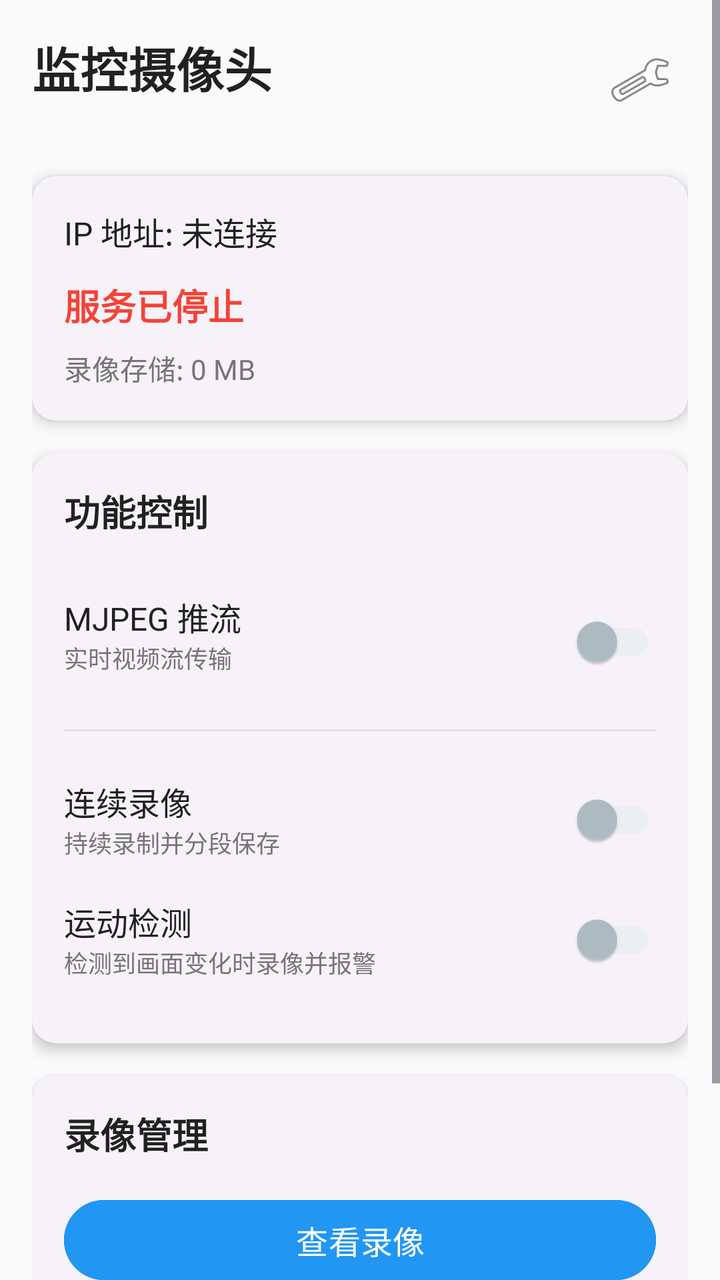
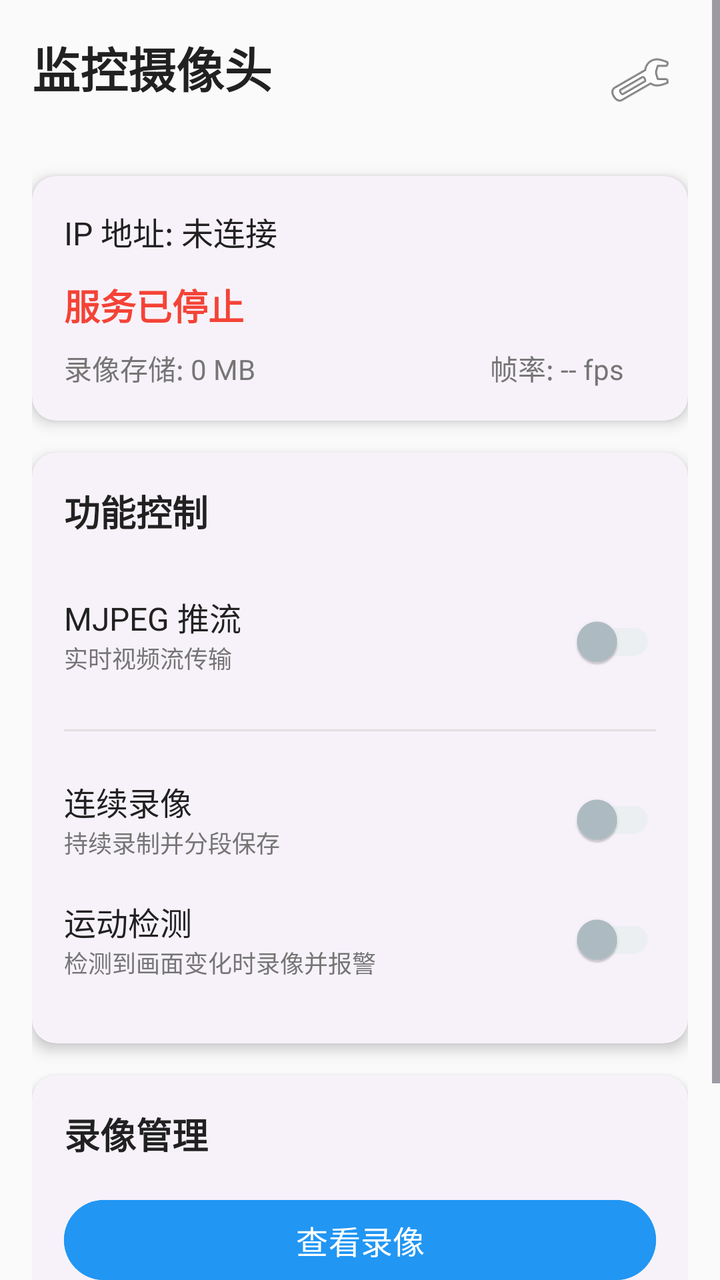

Two renders of the same Android screen: before a commit and after it. Below are the layout's source before the change and the commit's diff.
<!-- AndroidManifest.xml: application theme Theme.SelfCamMonitor -->
<!-- res/layout/activity_main.xml -->
<?xml version="1.0" encoding="utf-8"?>
<ScrollView xmlns:android="http://schemas.android.com/apk/res/android"
    android:layout_width="match_parent"
    android:layout_height="match_parent"
    xmlns:app="http://schemas.android.com/apk/res-auto"
    android:background="@color/background_light"
    android:fitsSystemWindows="true">

    <LinearLayout
        android:layout_width="match_parent"
        android:layout_height="wrap_content"
        android:orientation="vertical"
        android:padding="16dp">

        
        <LinearLayout
            android:layout_width="match_parent"
            android:layout_height="wrap_content"
            android:orientation="horizontal"
            android:layout_marginBottom="24dp">

            <TextView
                android:layout_width="0dp"
                android:layout_height="wrap_content"
                android:layout_weight="1"
                android:text="监控摄像头"
                android:textSize="24sp"
                android:textStyle="bold"
                android:textColor="@color/text_primary" />

            <ImageButton
                android:id="@+id/btnSettings"
                android:layout_width="48dp"
                android:layout_height="48dp"
                android:src="@android:drawable/ic_menu_manage"
                android:background="?attr/selectableItemBackgroundBorderless"
                android:contentDescription="设置" />
        </LinearLayout>

        
        <androidx.cardview.widget.CardView
            android:layout_width="match_parent"
            android:layout_height="wrap_content"
            android:layout_marginBottom="16dp"
            app:cardCornerRadius="12dp"
            app:cardElevation="4dp">

            <LinearLayout
                android:layout_width="match_parent"
                android:layout_height="wrap_content"
                android:orientation="vertical"
                android:padding="16dp">

                <TextView
                    android:id="@+id/tvIpAddress"
                    android:layout_width="match_parent"
                    android:layout_height="wrap_content"
                    android:text="IP 地址: 未连接"
                    android:textSize="16sp"
                    android:textColor="@color/text_primary"
                    android:layout_marginBottom="12dp" />

                <TextView
                    android:id="@+id/tvStatus"
                    android:layout_width="match_parent"
                    android:layout_height="wrap_content"
                    android:text="服务已停止"
                    android:textColor="@color/status_stopped"
                    android:textSize="18sp"
                    android:textStyle="bold" />

                <TextView
                    android:id="@+id/tvStorage"
                    android:layout_width="match_parent"
                    android:layout_height="wrap_content"
                    android:text="录像存储: 0 MB"
                    android:textSize="14sp"
                    android:textColor="@color/text_secondary"
                    android:layout_marginTop="8dp" />
            </LinearLayout>
        </androidx.cardview.widget.CardView>

        
        <androidx.cardview.widget.CardView
            android:layout_width="match_parent"
            android:layout_height="wrap_content"
            android:layout_marginBottom="16dp"
            app:cardCornerRadius="12dp"
            app:cardElevation="4dp">

            <LinearLayout
                android:layout_width="match_parent"
                android:layout_height="wrap_content"
                android:orientation="vertical"
                android:padding="16dp">

                <TextView
                    android:layout_width="match_parent"
                    android:layout_height="wrap_content"
                    android:text="功能控制"
                    android:textSize="18sp"
                    android:textStyle="bold"
                    android:textColor="@color/text_primary"
                    android:layout_marginBottom="16dp" />

                <LinearLayout
                    android:layout_width="match_parent"
                    android:layout_height="wrap_content"
                    android:orientation="horizontal"
                    android:paddingVertical="12dp">
                    <LinearLayout
                        android:layout_width="0dp"
                        android:layout_height="wrap_content"
                        android:layout_weight="1"
                        android:orientation="vertical">
                        <TextView
                            android:layout_width="wrap_content"
                            android:layout_height="wrap_content"
                            android:text="MJPEG 推流"
                            android:textSize="16sp"
                            android:textColor="@color/text_primary" />
                        <TextView
                            android:layout_width="wrap_content"
                            android:layout_height="wrap_content"
                            android:text="实时视频流传输"
                            android:textSize="12sp"
                            android:textColor="@color/text_secondary" />
                    </LinearLayout>
                    <com.google.android.material.switchmaterial.SwitchMaterial
                        android:id="@+id/switchMjpeg"
                        android:layout_width="wrap_content"
                        android:layout_height="wrap_content"
                        app:thumbTint="@color/thumb_tint"
                        app:trackTint="@color/track_tint" />
                </LinearLayout>

                <View
                    android:layout_width="match_parent"
                    android:layout_height="1dp"
                    android:background="@color/divider"
                    android:layout_marginVertical="8dp" />

                <LinearLayout
                    android:layout_width="match_parent"
                    android:layout_height="wrap_content"
                    android:orientation="vertical"
                    android:paddingVertical="12dp">

                    
                    <LinearLayout
                        android:layout_width="match_parent"
                        android:layout_height="wrap_content"
                        android:orientation="horizontal"
                        android:gravity="center_vertical"
                        android:layout_marginBottom="12dp">

                        <LinearLayout
                            android:layout_width="0dp"
                            android:layout_height="wrap_content"
                            android:layout_weight="1"
                            android:orientation="vertical">
                            <TextView
                                android:layout_width="wrap_content"
                                android:layout_height="wrap_content"
                                android:text="连续录像"
                                android:textSize="16sp"
                                android:textColor="@color/text_primary" />
                            <TextView
                                android:layout_width="wrap_content"
                                android:layout_height="wrap_content"
                                android:text="持续录制并分段保存"
                                android:textSize="12sp"
                                android:textColor="@color/text_secondary" />
                        </LinearLayout>

                        <androidx.appcompat.widget.SwitchCompat
                            android:id="@+id/switch_continuous"
                            android:layout_width="wrap_content"
                            android:layout_height="wrap_content"
                            app:thumbTint="@color/thumb_tint"
                            app:trackTint="@color/track_tint" />
                    </LinearLayout>

                    
                    <LinearLayout
                        android:layout_width="match_parent"
                        android:layout_height="wrap_content"
                        android:orientation="horizontal"
                        android:gravity="center_vertical">

                        <LinearLayout
                            android:layout_width="0dp"
                            android:layout_height="wrap_content"
                            android:layout_weight="1"
                            android:orientation="vertical">
                            <TextView
                                android:layout_width="wrap_content"
                                android:layout_height="wrap_content"
                                android:text="运动检测"
                                android:textSize="16sp"
                                android:textColor="@color/text_primary" />
                            <TextView
                                android:layout_width="wrap_content"
                                android:layout_height="wrap_content"
                                android:text="检测到画面变化时录像并报警"
                                android:textSize="12sp"
                                android:textColor="@color/text_secondary" />
                        </LinearLayout>

                        <androidx.appcompat.widget.SwitchCompat
                            android:id="@+id/switch_motion"
                            android:layout_width="wrap_content"
                            android:layout_height="wrap_content"
                            app:thumbTint="@color/thumb_tint"
                            app:trackTint="@color/track_tint" />
                    </LinearLayout>

                </LinearLayout>
            </LinearLayout>
        </androidx.cardview.widget.CardView>

        
        <androidx.cardview.widget.CardView
            android:layout_width="match_parent"
            android:layout_height="wrap_content"
            android:layout_marginBottom="24dp"
            app:cardCornerRadius="12dp"
            app:cardElevation="4dp">

            <LinearLayout
                android:layout_width="match_parent"
                android:layout_height="wrap_content"
                android:orientation="vertical"
                android:padding="16dp">

                <TextView
                    android:layout_width="match_parent"
                    android:layout_height="wrap_content"
                    android:text="录像管理"
                    android:textSize="18sp"
                    android:textStyle="bold"
                    android:textColor="@color/text_primary"
                    android:layout_marginBottom="16dp" />

                <Button
                    android:id="@+id/btnViewRecordings"
                    android:layout_width="match_parent"
                    android:layout_height="wrap_content"
                    android:text="查看录像"
                    android:textSize="16sp"
                    android:backgroundTint="@color/primary"
                    android:layout_marginBottom="8dp" />
            </LinearLayout>
        </androidx.cardview.widget.CardView>

        
        <LinearLayout
            android:layout_width="match_parent"
            android:layout_height="wrap_content"
            android:orientation="horizontal"
            android:gravity="center">

            <Button
                android:id="@+id/btnStart"
                android:layout_width="0dp"
                android:layout_height="wrap_content"
                android:layout_weight="1"
                android:text="启动监控"
                android:textSize="16sp"
                style="@style/Widget.Material3.Button"
                android:layout_marginEnd="8dp" />

            <Button
                android:id="@+id/btnStop"
                android:layout_width="0dp"
                android:layout_height="wrap_content"
                android:layout_weight="1"
                android:text="停止监控"
                android:textSize="16sp"
                style="@style/Widget.Material3.Button"
                android:layout_marginStart="8dp" />
        </LinearLayout>

    </LinearLayout>
</ScrollView>
<!-- resources referenced by this layout -->
<resources>
  <color name="background_light">#FAFAFA</color>
  <color name="divider">#E0E0E0</color>
  <color name="primary">#2196F3</color>
  <color name="status_stopped">#F44336</color>
  <color name="text_primary">#212121</color>
  <color name="text_secondary">#757575</color>
  <style name="Theme.SelfCamMonitor" parent="Base.Theme.SelfCamMonitor" />
  <style name="Base.Theme.SelfCamMonitor" parent="Theme.Material3.DayNight.NoActionBar">
          
          <item name="colorPrimary">@color/primary</item>
          <item name="colorOnPrimary">@color/white</item>
          <item name="colorPrimaryContainer">@color/primary_light</item>
          <item name="colorOnPrimaryContainer">@color/primary_dark</item>
  
          
          <item name="colorSecondary">@color/accent</item>
          <item name="colorOnSecondary">@color/white</item>
  
          
          <item name="android:colorBackground">@color/background_light</item>
          <item name="colorSurface">@color/surface</item>
          <item name="colorOnSurface">@color/text_primary</item>
  
          
          <item name="android:statusBarColor">@color/primary_dark</item>
          <item name="android:windowLightStatusBar">false</item>
          <item name="android:fitsSystemWindows">true</item>
  
          
          <item name="android:navigationBarColor">@color/primary_dark</item>
  
          
          <item name="cardViewStyle">@style/Widget.SelfCamMonitor.CardView</item>
      </style>
  <color name="white">#FFFFFFFF</color>
  <color name="primary_light">#BBDEFB</color>
  <color name="primary_dark">#1976D2</color>
  <color name="accent">#FF5722</color>
  <color name="surface">#FFFFFF</color>
  <style name="Widget.SelfCamMonitor.CardView" parent="Widget.Material3.CardView.Elevated">
          <item name="cardCornerRadius">12dp</item>
          <item name="cardElevation">4dp</item>
          <item name="strokeWidth">0dp</item>
      </style>
</resources>

<!-- the commit's change to res/layout/activity_main.xml (unified diff, before → after) -->
@@ -69,14 +69,33 @@
                     android:textSize="18sp"
                     android:textStyle="bold" />
 
-                <TextView
-                    android:id="@+id/tvStorage"
-                    android:layout_width="match_parent"
-                    android:layout_height="wrap_content"
-                    android:text="录像存储: 0 MB"
-                    android:textSize="14sp"
-                    android:textColor="@color/text_secondary"
-                    android:layout_marginTop="8dp" />
+                <LinearLayout
+                    android:layout_width="match_parent"
+                    android:layout_height="wrap_content"
+                    android:orientation="horizontal"
+                    android:layout_marginTop="8dp">
+
+                    <TextView
+                        android:id="@+id/tvStorage"
+                        android:layout_width="0dp"
+                        android:layout_height="wrap_content"
+                        android:layout_weight="1"
+                        android:text="录像存储: 0 MB"
+                        android:textSize="14sp"
+                        android:textColor="@color/text_secondary"
+                        android:maxLines="1"
+                        android:ellipsize="end" />
+
+                    <TextView
+                        android:id="@+id/tvFps"
+                        android:layout_width="wrap_content"
+                        android:layout_height="wrap_content"
+                        android:text="帧率: -- fps"
+                        android:textSize="14sp"
+                        android:textColor="@color/text_secondary"
+                        android:layout_marginStart="12dp"
+                        android:layout_marginEnd="16dp" />
+                </LinearLayout>
             </LinearLayout>
         </androidx.cardview.widget.CardView>
 
